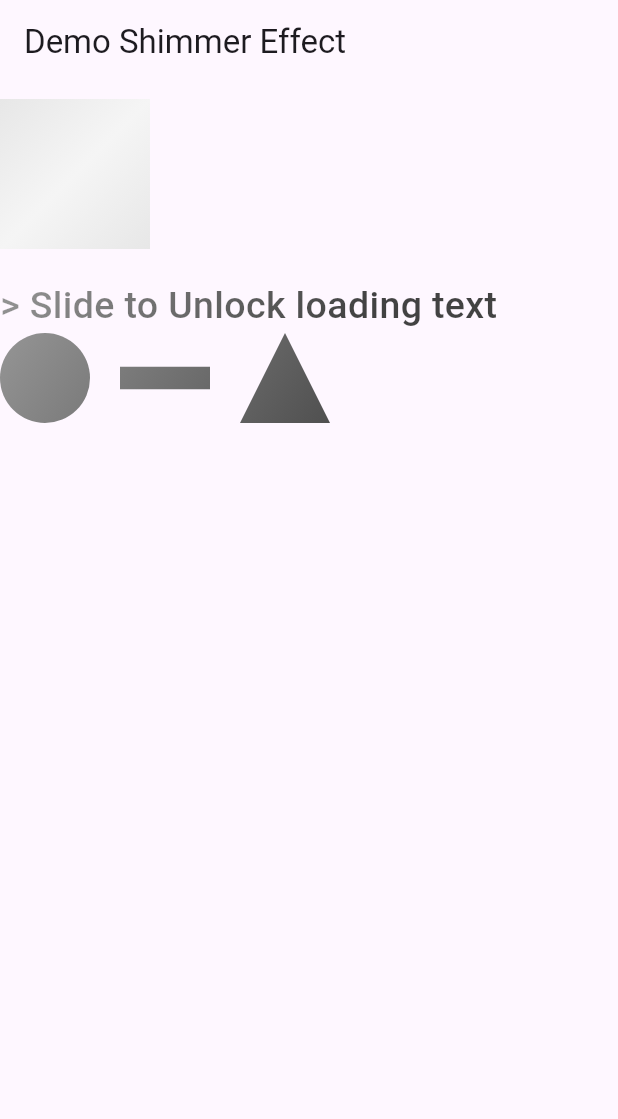
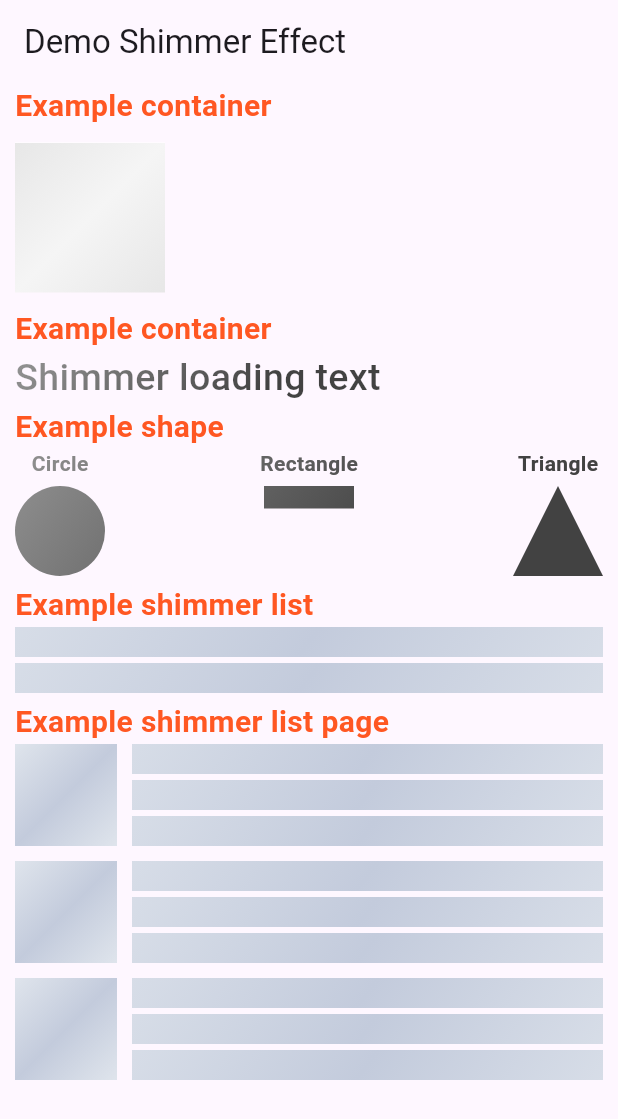
Before and after one commit to BimKi1604/shimmer_effects_plus, a Flutter app: the screen it shows after launch, on a phone screen of 412 x 824 dp. Shown: the top 1119 px of the screen. Run offline on Flutter 3.47's test engine with Material 3 defaults, Android fonts, the phone set to English and light mode, and no system bars.

Commit message:
add shimmer list page, example demo

```diff
--- a/lib/main.dart
+++ b/lib/main.dart
@@ -1,5 +1,7 @@
 import 'package:flutter/material.dart';
 import 'package:shimmer_effect/src/data/shimmer_data.dart';
+import 'package:shimmer_effect/src/widget/component/shimmer_list.dart';
+import 'package:shimmer_effect/src/widget/component/shimmer_list_page.dart';
 import 'package:shimmer_effect/src/widget/shimmer_effect/shimmer_effect_view.dart';
 
 void main() {
@@ -41,11 +43,19 @@ class _ShimmerPageState extends State<ShimmerPage> {
     return Scaffold(
       appBar: AppBar(title: const Text("Demo Shimmer Effect")),
       body: Padding(
-        padding: const EdgeInsets.symmetric(vertical: 10.0),
+        padding: const EdgeInsets.symmetric(horizontal: 10.0),
         child: SingleChildScrollView(
           child: Column(
             crossAxisAlignment: CrossAxisAlignment.start,
             children: [
+              const Text(
+                  "Example container", style: TextStyle(
+                      fontSize: 20,
+                      fontWeight: FontWeight.w700,
+                      color: Colors.deepOrange
+                  )
+              ),
+              const SizedBox(height: 10.0),
               ShimmerEffectWidget.cover(
                 subColor: Colors.grey[300]!,
                 mainColor: Colors.grey[100]!,
@@ -53,33 +63,93 @@ class _ShimmerPageState extends State<ShimmerPage> {
                 direction: ShimmerDirection.ttb,
                 child: Container(width: 100, height: 100, color: Colors.white),
               ),
-              const SizedBox(height: 20.0),
-              ShimmerEffectWidget.cover(
-                subColor: Colors.grey[800]!,
-                mainColor: Colors.grey[400]!,
-                period: const Duration(milliseconds: 1500),
-                direction: ShimmerDirection.ttb,
-                child: const Text("> Slide to Unlock loading text", style: TextStyle(fontSize: 25, fontWeight: FontWeight.w500),),
+              const SizedBox(height: 10.0),
+              const Text("Example container", style: TextStyle(
+                  fontSize: 20,
+                  fontWeight: FontWeight.w700,
+                  color: Colors.deepOrange
+                )
               ),
               ShimmerEffectWidget.cover(
                 subColor: Colors.grey[800]!,
                 mainColor: Colors.grey[400]!,
                 period: const Duration(milliseconds: 1500),
                 direction: ShimmerDirection.ttb,
+                child: const Text("Shimmer loading text", style: TextStyle(fontSize: 25, fontWeight: FontWeight.w500),),
+              ),
+              const Text("Example shape", style: TextStyle(
+                  fontSize: 20,
+                  fontWeight: FontWeight.w700,
+                  color: Colors.deepOrange
+              )),
+              ShimmerEffectWidget.cover(
+                subColor: Colors.grey[800]!,
+                mainColor: Colors.grey[400]!,
+                period: const Duration(milliseconds: 1500),
+                direction: ShimmerDirection.ttb,
                 child: Column(
+                  crossAxisAlignment: CrossAxisAlignment.start,
                   children: [
                     Row(
+                      mainAxisAlignment: MainAxisAlignment.spaceBetween,
+                      crossAxisAlignment: CrossAxisAlignment.start,
                       children: [
-                        ShimmerEffectWidget.circle(size: 60),
+                        Column(
+                          children: [
+                            const Text("Circle", style: TextStyle(
+                                fontSize: 14,
+                                fontWeight: FontWeight.w700,
+                                color: Colors.blueAccent
+                            )),
+                            const SizedBox(height: 5.0),
+                            ShimmerEffectWidget.circle(size: 60),
+                          ],
+                        ),
                         const SizedBox(width: 20,),
-                        ShimmerEffectWidget.rectangle(width: 60, height: 15,),
+                        Column(
+                          children: [
+                            const Text("Rectangle", style: TextStyle(
+                                fontSize: 14,
+                                fontWeight: FontWeight.w700,
+                                color: Colors.blueAccent
+                            )),
+                            const SizedBox(height: 5.0),
+                            ShimmerEffectWidget.rectangle(width: 60, height: 15,),
+                          ],
+                        ),
                         const SizedBox(width: 20,),
-                        ShimmerEffectWidget.triangle(size: 60)
+                        Column(
+                          children: [
+                            const Text("Triangle", style: TextStyle(
+                                fontSize: 14,
+                                fontWeight: FontWeight.w700,
+                                color: Colors.blueAccent
+                            )),
+                            const SizedBox(height: 5.0),
+                            ShimmerEffectWidget.triangle(size: 60),
+                          ],
+                        )
                       ],
                     )
                   ],
                 ),
-              )
+              ),
+              const SizedBox(height: 5.0,),
+              const Text("Example shimmer list", style: TextStyle(
+                  fontSize: 20,
+                  fontWeight: FontWeight.w700,
+                  color: Colors.deepOrange
+              )),
+              const ShimmerList(
+                qtyLine: 2,
+              ),
+              const SizedBox(height: 5.0,),
+              const Text("Example shimmer list page", style: TextStyle(
+                  fontSize: 20,
+                  fontWeight: FontWeight.w700,
+                  color: Colors.deepOrange
+              )),
+              const ShimmerListPage(),
             ],
           ),
         ),
--- a/lib/src/data/shimmer_data.dart
+++ b/lib/src/data/shimmer_data.dart
@@ -12,9 +12,14 @@ enum ShimmerDirection {
   btt
 }
 
+/// Type of shape shimmer
+enum ShimmerShapeType {
+  circle, square
+}
+
 /// Default values of shimmer
 class ShimmerData {
   static const Color subColor = Color(0xFFEDF1F4);
   static const Color mainColor = Color(0xFFC3CBDC);
-  static const Duration defaultPeriod = Duration(milliseconds: 1000);
+  static const Duration defaultPeriod = Duration(milliseconds: 1200);
 }
--- a/lib/src/widget/component/shimmer_list.dart
+++ b/lib/src/widget/component/shimmer_list.dart
@@ -0,0 +1,34 @@
+import 'package:flutter/material.dart';
+import 'package:shimmer_effect/src/data/shimmer_data.dart';
+import 'package:shimmer_effect/src/widget/shimmer_effect/shimmer_effect_view.dart';
+
+class ShimmerList extends StatelessWidget {
+
+  final int qtyLine;
+  final double height;
+  final double verticalSpacing;
+  final double radius;
+  final Color mainColor;
+  final Color subColor;
+
+  const ShimmerList({
+    super.key, required this.qtyLine, this.height = 20, this.radius = 0.0, this.verticalSpacing = 4.0, this.subColor = ShimmerData.subColor, this.mainColor = ShimmerData.mainColor
+  });
+
+  @override
+  Widget build(BuildContext context) {
+    Size size = MediaQuery.sizeOf(context);
+
+    return SizedBox(
+      width: size.width,
+      child: Column(
+        children: List.generate(qtyLine, (index) {
+          return Padding(
+            padding: EdgeInsets.only(bottom: index == qtyLine - 1 ? 0 : verticalSpacing),
+            child: ShimmerEffectWidget.rectangle(width: double.infinity, height: height, radius: radius, mainColor: mainColor, subColor: subColor,),
+          );
+        }),
+      )
+    );
+  }
+}
--- /dev/null
+++ b/lib/src/widget/component/shimmer_list_page.dart
@@ -0,0 +1,53 @@
+import 'package:flutter/cupertino.dart';
+import 'package:flutter/material.dart';
+import 'package:shimmer_effect/src/data/shimmer_data.dart';
+import 'package:shimmer_effect/src/widget/component/shimmer_list.dart';
+import 'package:shimmer_effect/src/widget/shimmer_effect/shimmer_effect_view.dart';
+
+class ShimmerListPage extends StatefulWidget {
+
+  final int qtyPerLine;
+  final ShimmerShapeType shape;
+  final int quantity;
+
+  const ShimmerListPage({super.key, this.qtyPerLine = 3, this.shape = ShimmerShapeType.square, this.quantity = 3});
+
+  @override
+  State<ShimmerListPage> createState() => _ShimmerListPageState();
+}
+
+class _ShimmerListPageState extends State<ShimmerListPage> {
+
+  double getSizeByLine() {
+    double heightPerLine = 20;
+    double spacing = 3.0;
+    return heightPerLine * widget.qtyPerLine + (spacing * widget.qtyPerLine - 1);
+  }
+
+  Widget getShape() {
+    if (widget.shape == ShimmerShapeType.square) return ShimmerEffectWidget.rectangle(width: getSizeByLine(), height: getSizeByLine());
+    return ShimmerEffectWidget.circle(size: getSizeByLine());
+  }
+
+  Widget get listComponent => Padding(
+    padding: const EdgeInsets.only(bottom: 10.0),
+    child: Row(
+      children: [
+        getShape(),
+        const SizedBox(width: 10.0),
+        Expanded(
+          child: ShimmerList(
+            qtyLine: widget.qtyPerLine,
+          ),
+        )
+      ],
+    ),
+  );
+
+  @override
+  Widget build(BuildContext context) {
+    return Column(
+      children: List.generate(widget.quantity, (index) => listComponent)
+    );
+  }
+}
--- a/lib/src/widget/shimmer_effect/shimmer_effect_view.dart
+++ b/lib/src/widget/shimmer_effect/shimmer_effect_view.dart
@@ -77,6 +77,7 @@ class ShimmerEffectWidget extends StatefulWidget {
     Color mainColor = ShimmerData.mainColor,
     Duration period = ShimmerData.defaultPeriod,
     ShimmerDirection direction = ShimmerDirection.ltr,
+    double radius = 0.0,
     bool enabled = true,
   }) {
     return ShimmerEffectWidget.cover(
@@ -90,6 +91,7 @@ class ShimmerEffectWidget extends StatefulWidget {
         width: width,
         height: height,
         decoration: BoxDecoration(
+          borderRadius: BorderRadius.circular(radius),
           shape: BoxShape.rectangle,
           color: subColor,
         ),
```
